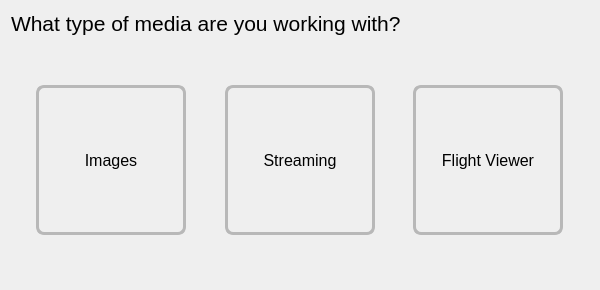
This is resources/views/SelectionDialog.ui in MEJOR-Technologies/automated-drone-image-analysis-tool as Qt 5 draws it before an edit. The edited form follows.
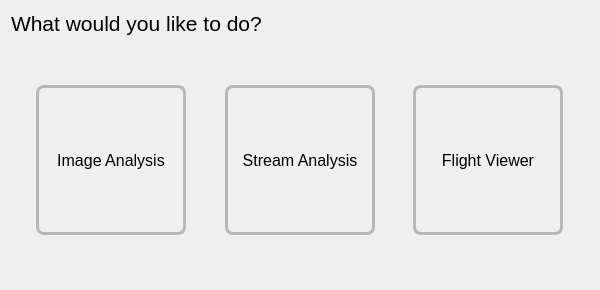
This is the edited form.

What changed in the file:
```diff
--- a/resources/views/SelectionDialog.ui
+++ b/resources/views/SelectionDialog.ui
@@ -28,7 +28,7 @@
       </font>
      </property>
      <property name="text">
-      <string>What type of media are you working with?</string>
+      <string>What would you like to do?</string>
      </property>
     </widget>
    </item>
@@ -83,7 +83,7 @@
             <string notr="true">QToolButton { border: 3px solid palette(mid); border-radius: 8px; }</string>
            </property>
            <property name="text">
-            <string>Images</string>
+            <string>Image Analysis</string>
            </property>
            <property name="iconSize">
             <size>
@@ -166,7 +166,7 @@
             <string notr="true">QToolButton { border: 3px solid palette(mid); border-radius: 8px; }</string>
            </property>
            <property name="text">
-            <string>Streaming</string>
+            <string>Stream Analysis</string>
            </property>
            <property name="iconSize">
             <size>
```
Left out of the diff: 2 changed lines with no effect on the pictures.
